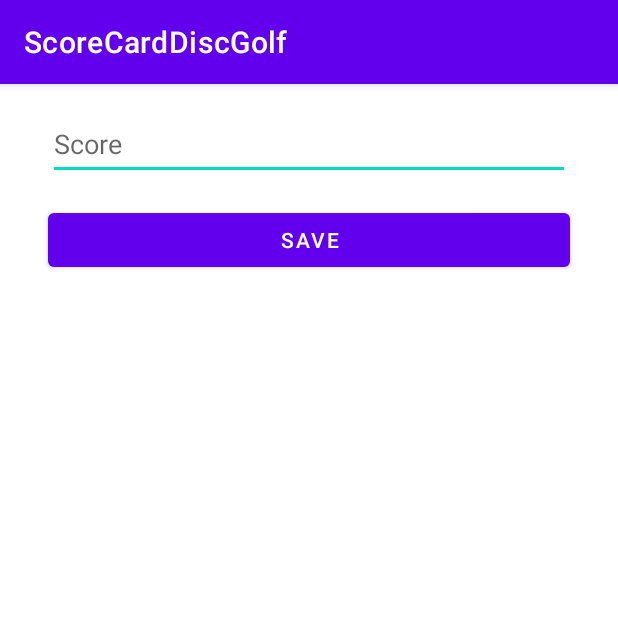
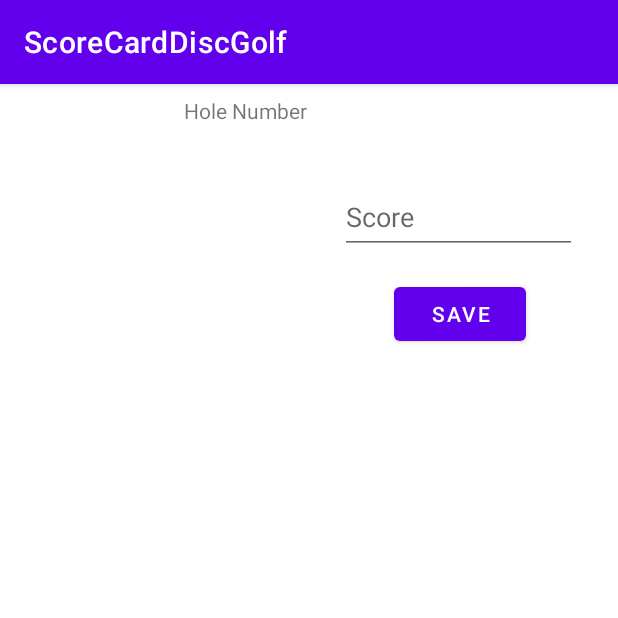
Before and after one commit to KyleYoung13/DiscGolfScoreCard, an Android app: the fragment HoleFragment shown on its own in the app's theme, on a phone screen of 412 x 824 dp, the top half of it. Run offline under Robolectric (Android 15) with nearby library versions, the phone set to English and light mode, and no system bars; our stand-ins replace data binding; 2 statements that could not run were skipped.

Commit message:
Updating HoleFragment, and MainFragment, to display the number of holes, and list of players. Created a SharedViewModel.kt. Added a textView to fragment_hole.xml for handling hole Number.

```diff
--- a/app/build.gradle
+++ b/app/build.gradle
@@ -38,7 +38,7 @@ android {
 
 dependencies {
 
-    implementation 'androidx.core:core-ktx:1.12.0'
+    implementation 'androidx.core:core-ktx:1.7.0'
     implementation 'androidx.appcompat:appcompat:1.6.1'
     implementation 'com.google.android.material:material:1.9.0'
     implementation 'androidx.fragment:fragment-ktx:1.6.1'
--- a/app/src/main/java/com/example/scorecarddiscgolf/adapter/PlayersAdapter.kt
+++ b/app/src/main/java/com/example/scorecarddiscgolf/adapter/PlayersAdapter.kt
@@ -11,8 +11,13 @@ import androidx.recyclerview.widget.RecyclerView
 import com.example.scorecarddiscgolf.R
 import com.example.scorecarddiscgolf.data.Player
 
-class PlayersAdapter(private val players: List<Player>) :
+class PlayersAdapter(private var players: List<Player>) :
     RecyclerView.Adapter<PlayersAdapter.PlayerViewHolder>() {
+
+    fun updatePlayers(newPlayers:List<Player>){
+        players = newPlayers
+        notifyDataSetChanged()
+    }
 
     override fun onCreateViewHolder(parent: ViewGroup, viewType: Int): PlayerViewHolder {
         val view = LayoutInflater.from(parent.context)
--- a/app/src/main/java/com/example/scorecarddiscgolf/data/Player.kt
+++ b/app/src/main/java/com/example/scorecarddiscgolf/data/Player.kt
@@ -2,5 +2,5 @@ package com.example.scorecarddiscgolf.data
 
 data class Player(
     val playerName: String,
-    var playerScore: Int = 3
+    var playerScore: Int = 3,
 )
--- a/app/src/main/java/com/example/scorecarddiscgolf/model/HoleFragment.kt
+++ b/app/src/main/java/com/example/scorecarddiscgolf/model/HoleFragment.kt
@@ -4,16 +4,23 @@ import android.os.Bundle
 import android.view.LayoutInflater
 import android.view.View
 import android.view.ViewGroup
+import android.widget.TextView
 import androidx.databinding.DataBindingUtil
 import androidx.fragment.app.Fragment
-import androidx.lifecycle.ViewModelProvider
 import com.example.scorecarddiscgolf.R
+import com.example.scorecarddiscgolf.adapter.PlayersAdapter
 import com.example.scorecarddiscgolf.databinding.FragmentHoleBinding
-import com.example.scorecarddiscgolf.model.HoleViewModel
+
 
 class HoleFragment : Fragment() {
 
+    private val holeNumber by lazy {
+        arguments?.getInt("holeNumber", 1) ?: 1
+    }
+
     private lateinit var viewModel: HoleViewModel
+    private lateinit var playersAdapter: PlayersAdapter
+    private lateinit var sharedViewModel: SharedViewModel
 
     override fun onCreateView(
         inflater: LayoutInflater,
@@ -27,14 +34,19 @@ class HoleFragment : Fragment() {
 
         // Get player name, hole number, and score from your data source or preferences
         val playerName = "John" // Replace with the actual player name
-        val holeNumber = 1 // Replace with the actual hole number
         val score = "0" // Replace with the actual initial score
+
+        val holeNumberTextView = view?.findViewById<TextView>(R.id.hole_number_text_view)
+        holeNumberTextView?.text = "Hole: $holeNumber"
+
 
         // Create a HoleViewModel instance with constructor arguments
         viewModel = HoleViewModel(playerName, holeNumber, score)
 
         // Set the ViewModel in the binding
         binding.holeViewModel = viewModel
+
+        playersAdapter = PlayersAdapter(emptyList())
 
         // Set the lifecycle owner for LiveData to work with data binding
         binding.lifecycleOwner = viewLifecycleOwner
@@ -44,10 +56,23 @@ class HoleFragment : Fragment() {
             val scoreText = binding.scoreEditText.text.toString()
             if (scoreText.isNotEmpty()) {
                 viewModel.updateScore(scoreText)
+
+                // Clear score's edit text
+                binding.scoreEditText.text.clear()
             }
         }
 
         // Return the root view from the binding
         return binding.root
     }
+
+    override fun onViewCreated(view: View, savedInstanceState: Bundle?) {
+        super.onViewCreated(view, savedInstanceState)
+
+        // Observe the playersLiveData from your ViewModel
+        viewModel.playersLiveData.observe(viewLifecycleOwner) { players ->
+            // Update your RecyclerView with the new list of players
+            playersAdapter.updatePlayers(players)
+        }
+    }
 }
--- a/app/src/main/java/com/example/scorecarddiscgolf/model/HoleViewModel.kt
+++ b/app/src/main/java/com/example/scorecarddiscgolf/model/HoleViewModel.kt
@@ -1,13 +1,30 @@
 package com.example.scorecarddiscgolf.model
 
+import androidx.lifecycle.LiveData
+import androidx.lifecycle.MutableLiveData
 import androidx.lifecycle.ViewModel
+import com.example.scorecarddiscgolf.adapter.PlayersAdapter
+import com.example.scorecarddiscgolf.data.Player
 
 
 
 class HoleViewModel(private val playerName: String, private var holeNumber: Int,
-                    private var score: String) : ViewModel() {
+                    private var score: String,) : ViewModel() {
 
     private var totalScore: Int = 0
+    private val playersList = mutableListOf<Player>()
+    val playersAdapter: PlayersAdapter = PlayersAdapter(emptyList())
+    private val _playersLiveData = MutableLiveData<List<Player>>()
+    val playersLiveData: LiveData<List<Player>> get() = _playersLiveData
+
+    init {
+        _playersLiveData.value = playersList
+    }
+
+    fun addPlayer(player: Player){
+        playersList.add(player)
+        _playersLiveData.value = playersList
+    }
 
 
     fun updateScore(newScore: String) {
--- a/app/src/main/res/layout/fragment_hole.xml
+++ b/app/src/main/res/layout/fragment_hole.xml
@@ -13,33 +13,53 @@
         android:layout_width="match_parent"
         android:layout_height="match_parent">
 
+        <androidx.recyclerview.widget.RecyclerView
+            android:id="@+id/players_recycler_view"
+            android:layout_width="174dp"
+            android:layout_height="115dp"
+            android:layout_marginTop="16dp"
+            app:adapter="@{holeViewModel.playersAdapter}"
+            app:layoutManager="androidx.recyclerview.widget.LinearLayoutManager"
+            app:layout_constraintEnd_toEndOf="parent"
+            app:layout_constraintHorizontal_bias="0.025"
+            app:layout_constraintStart_toStartOf="parent"
+            app:layout_constraintTop_toBottomOf="@+id/holeNumberTextView" />
 
         <EditText
             android:id="@+id/score_edit_text"
-            android:layout_width="0dp"
-            android:layout_height="wrap_content"
-            android:layout_marginLeft="32dp"
+            android:layout_width="158dp"
+            android:layout_height="49dp"
             android:layout_marginTop="16dp"
-            android:layout_marginRight="32dp"
-            android:hint="Score"
+            android:hint="@string/score"
             android:inputType="number"
             android:minHeight="48dp"
             android:text="@={holeViewModel.score}"
-            app:layout_constraintLeft_toLeftOf="parent"
-            app:layout_constraintRight_toRightOf="parent"
-            app:layout_constraintTop_toTopOf="parent" />
+            app:layout_constraintEnd_toEndOf="parent"
+            app:layout_constraintHorizontal_bias="0.893"
+            app:layout_constraintStart_toStartOf="parent"
+            app:layout_constraintTop_toBottomOf="@+id/holeNumberTextView" />
 
         <Button
             android:id="@+id/save_button"
-            android:layout_width="0dp"
+            android:layout_width="wrap_content"
             android:layout_height="wrap_content"
-            android:layout_marginLeft="32dp"
             android:layout_marginTop="16dp"
-            android:layout_marginRight="32dp"
-            android:text="Save"
-            app:layout_constraintLeft_toLeftOf="parent"
-            app:layout_constraintRight_toRightOf="parent"
+            android:layout_marginEnd="32dp"
+            android:text="@string/save"
+            app:layout_constraintEnd_toEndOf="parent"
+            app:layout_constraintHorizontal_bias="0.9"
+            app:layout_constraintStart_toStartOf="parent"
             app:layout_constraintTop_toBottomOf="@+id/score_edit_text" />
+
+        <TextView
+            android:id="@+id/holeNumberTextView"
+            android:layout_width="167dp"
+            android:layout_height="40dp"
+            android:layout_marginTop="8dp"
+            android:text="@string/hole_number"
+            app:layout_constraintEnd_toEndOf="parent"
+            app:layout_constraintStart_toStartOf="parent"
+            app:layout_constraintTop_toTopOf="parent" />
 
     </androidx.constraintlayout.widget.ConstraintLayout>
 </layout>
--- a/app/src/main/res/navigation/nav_graph.xml
+++ b/app/src/main/res/navigation/nav_graph.xml
@@ -2,7 +2,7 @@
 <navigation xmlns:android="http://schemas.android.com/apk/res/android"
     xmlns:app="http://schemas.android.com/apk/res-auto"
     xmlns:tools="http://schemas.android.com/tools"
-    android:id="@+id/nav_graph"
+    android:id="@+id/nav_graph_xml"
     app:startDestination="@id/mainFragment">
 
     <fragment
--- a/app/src/main/res/values/strings.xml
+++ b/app/src/main/res/values/strings.xml
@@ -1,3 +1,6 @@
 <resources>
     <string name="app_name">ScoreCardDiscGolf</string>
+    <string name="save">Save</string>
+    <string name="hole_number">Hole Number</string>
+    <string name="score">Score</string>
 </resources>
```
Also changed, not shown: app/src/main/java/com/example/scorecarddiscgolf/MainActivity.kt (+17 -5 lines), app/src/main/java/com/example/scorecarddiscgolf/model/SharedViewModel.kt (added, +21 -0 lines), app/src/main/java/com/example/scorecarddiscgolf/ui/main/MainFragment.kt (+15 -4 lines), app/src/main/res/layout/activity_main.xml (+10 -3 lines).
